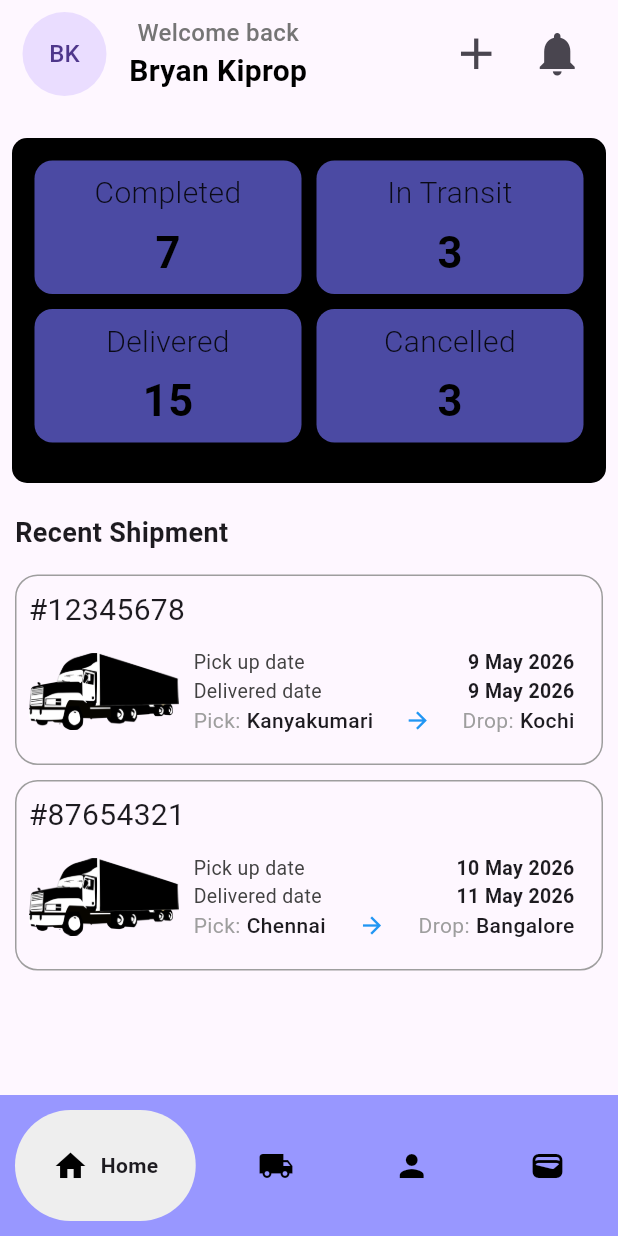
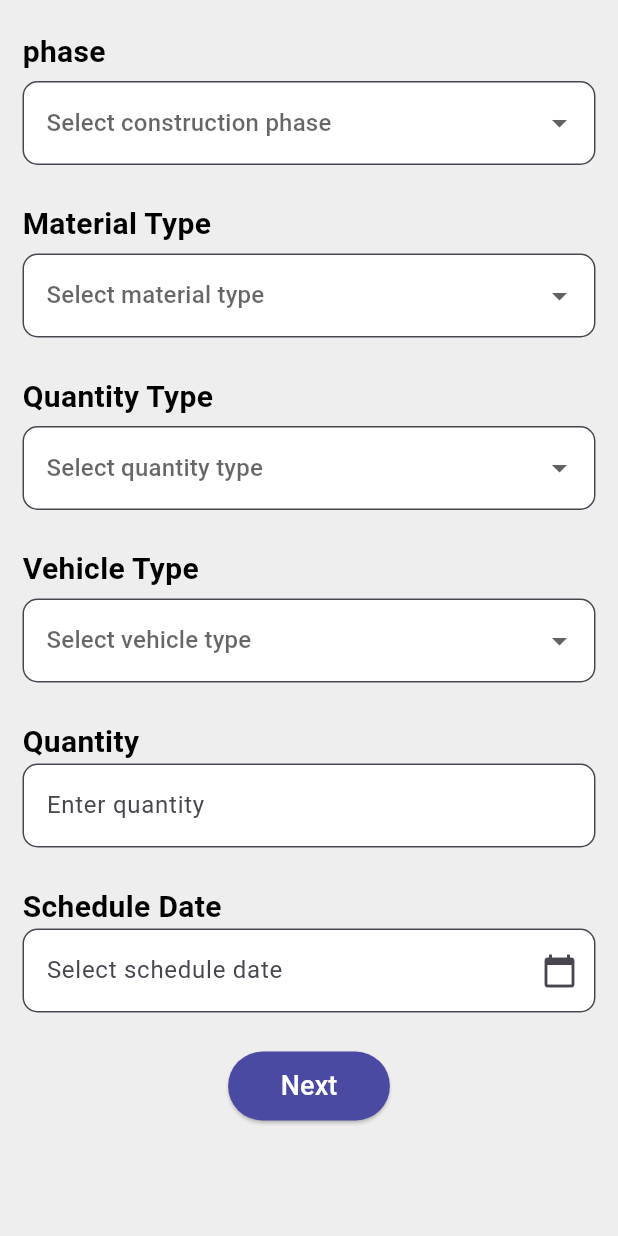
Before and after one commit to briandev25/Tumako, a Flutter app: the screen it shows after launch, after a tap on the "add" icon, on a phone screen of 412 x 824 dp. Run offline on Flutter 3.47's test engine with Material 3 defaults, Android fonts, the light colour scheme and no system bars; drawn by our look-alikes of google_nav_bar; our stand-ins replace dio, email_validator.

Commit message:
Created add delivery page

```diff
--- /dev/null
+++ b/lib/screens/add_shipment.dart
@@ -0,0 +1,146 @@
+import 'package:flutter/material.dart';
+import '../widgets/delivery_choice.dart';
+import '../widgets/delivery_query.dart';
+
+List<Map<String, dynamic>> delivery = [
+  {
+    "query": "phase",
+    "hint": "Select construction phase",
+    "choices": [
+      "Foundation",
+      "Walling",
+      "Finishing",
+      "Roofing",
+      "Plumbing",
+      "Electrical",
+      "Landscaping",
+    ],
+  },
+  {
+    "query": "Material Type",
+    "hint": "Select material type",
+    "choices": [
+      "Cement",
+      "Sand",
+      "Ballast",
+      "Steel",
+      "Bricks",
+      "Timber",
+      "Tiles",
+      "Equipments",
+    ],
+  },
+  {
+    "query": "Quantity Type",
+    "hint": "Select quantity type",
+    "choices": ["Per bag", "Per Tonne", "Per Trackload", "Per piece"],
+  },
+  {
+    "query": "Vehicle Type",
+    "hint": "Select vehicle type",
+    "choices": ["PickUp", "Lorry", "Crane Truck", "Tipper", "Crane Truck"],
+  },
+];
+
+class AddShipment extends StatefulWidget {
+  const AddShipment({super.key});
+
+  @override
+  State<AddShipment> createState() => _AddShipmentState();
+}
+
+class _AddShipmentState extends State<AddShipment> {
+  final _formKey = GlobalKey<FormState>();
+  DateTime? _selectedDate;
+
+  Future<void> _pickDate() async {
+    DateTime? datePicked = await showDatePicker(
+      context: context,
+      initialDate: DateTime.now(),
+      firstDate: DateTime(2016),
+      lastDate: DateTime(2026),
+    );
+    if (datePicked != null) {
+      setState(() {
+        _selectedDate = datePicked;
+        print("Selected date: $_selectedDate");
+      });
+    }
+  }
+
+  @override
+  Widget build(BuildContext context) {
+    return Scaffold(
+      backgroundColor: Colors.grey[200],
+      body: SafeArea(
+        child: SingleChildScrollView(
+          child: Container(
+            margin: EdgeInsets.symmetric(horizontal: 15.0, vertical: 20.0),
+
+            child: Form(
+              key: _formKey,
+              child: Column(
+                children: [
+                  ...delivery.map(
+                    (item) => DeliveryChoice(
+                      query: item["query"],
+                      choices: item["choices"],
+                      hintText: item["hint"],
+                    ),
+                  ),
+                  Column(
+                    crossAxisAlignment: CrossAxisAlignment.start,
+                    children: [
+                      DeliveryQuery(query: "Quantity"),
+                      TextFormField(
+                        decoration: InputDecoration(
+                          hintText: "Enter quantity",
+                          fillColor: Colors.white,
+                          filled: true,
+                          border: OutlineInputBorder(
+                            borderRadius: BorderRadius.circular(10.0),
+                          ),
+                        ),
+                      ),
+                      SizedBox(height: 25.0),
+                      DeliveryQuery(query: "Schedule Date"),
+                      TextFormField(
+                        readOnly: true,
+                        decoration: InputDecoration(
+                          hintText: "Select schedule date",
+                          fillColor: Colors.white,
+                          filled: true,
+                          border: OutlineInputBorder(
+                            borderRadius: BorderRadius.circular(10.0),
+                          ),
+                          suffixIcon: Icon(Icons.calendar_today),
+                        ),
+                        onTap: _pickDate,
+                      ),
+                      SizedBox(height: 25.0),
+                      Align(
+                        alignment: Alignment.center,
+                        child: ElevatedButton(
+                          style: ElevatedButton.styleFrom(
+                            backgroundColor: Theme.of(context).primaryColor,
+                            foregroundColor: Colors.white,
+                            padding: EdgeInsets.symmetric(
+                              horizontal: 35.0,
+                              vertical: 10.0,
+                            ),
+                          ),
+                          onPressed: () {},
+                          child: Text("Next", style: TextStyle(fontSize: 18.0)),
+                        ),
+                      ),
+                    ],
+                  ),
+                ],
+              ),
+            ),
+          ),
+        ),
+      ),
+    );
+  }
+}
--- a/lib/screens/home/widgets/profile_header.dart
+++ b/lib/screens/home/widgets/profile_header.dart
@@ -1,4 +1,5 @@
 import 'package:flutter/material.dart';
+import 'package:tumako/screens/add_shipment.dart';
 
 class ProfileHeader extends StatelessWidget {
   const ProfileHeader({super.key});
@@ -35,7 +36,9 @@ class ProfileHeader extends StatelessWidget {
           Spacer(),
           IconButton(
             onPressed: () {
-              print("Add button clicked");
+              Navigator.of(
+                context,
+              ).push(MaterialPageRoute(builder: (context) => AddShipment()));
             },
             icon: Icon(Icons.add, size: 35.0),
           ),
--- /dev/null
+++ b/lib/widgets/delivery_choice.dart
@@ -0,0 +1,43 @@
+import 'package:flutter/material.dart';
+import '../widgets/delivery_query.dart';
+
+class DeliveryChoice extends StatelessWidget {
+  final String query;
+  final List<String> choices;
+  final String hintText;
+  const DeliveryChoice({
+    super.key,
+    required this.query,
+    required this.choices,
+    required this.hintText,
+  });
+
+  @override
+  Widget build(BuildContext context) {
+    return Column(
+      crossAxisAlignment: CrossAxisAlignment.start,
+      children: [
+        DeliveryQuery(query: query),
+        SizedBox(height: 5.0),
+        DropdownButtonFormField(
+          hint: Text(hintText),
+          decoration: InputDecoration(
+            fillColor: Colors.white,
+            filled: true,
+            border: OutlineInputBorder(
+              borderRadius: BorderRadius.circular(10.0),
+            ),
+          ),
+          items: choices
+              .map(
+                (choice) =>
+                    DropdownMenuItem(value: choice, child: Text(choice)),
+              )
+              .toList(),
+          onChanged: (value) {},
+        ),
+        SizedBox(height: 25.0),
+      ],
+    );
+  }
+}
--- /dev/null
+++ b/lib/widgets/delivery_query.dart
@@ -0,0 +1,18 @@
+import 'package:flutter/material.dart';
+
+class DeliveryQuery extends StatelessWidget {
+  final String query;
+  const DeliveryQuery({super.key, required this.query});
+
+  @override
+  Widget build(BuildContext context) {
+    return Text(
+      query,
+      style: TextStyle(
+        color: Colors.black,
+        fontSize: 20.0,
+        fontWeight: FontWeight.bold,
+      ),
+    );
+  }
+}
```
